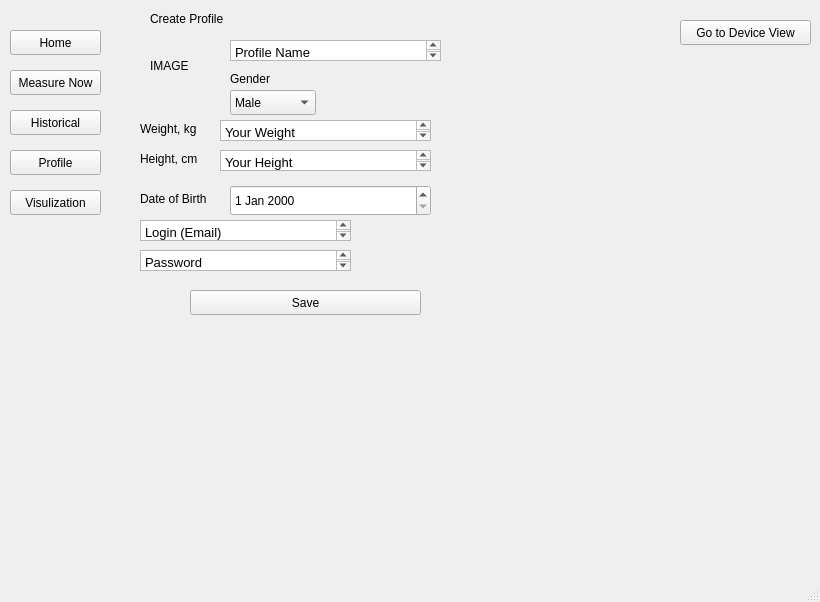
First picture: the form in RaDoTechSimulation/RaDoTechSimulation/mainwindow.ui, repository abdelshafei/Team26RaDoTechSimulation, before the edit.
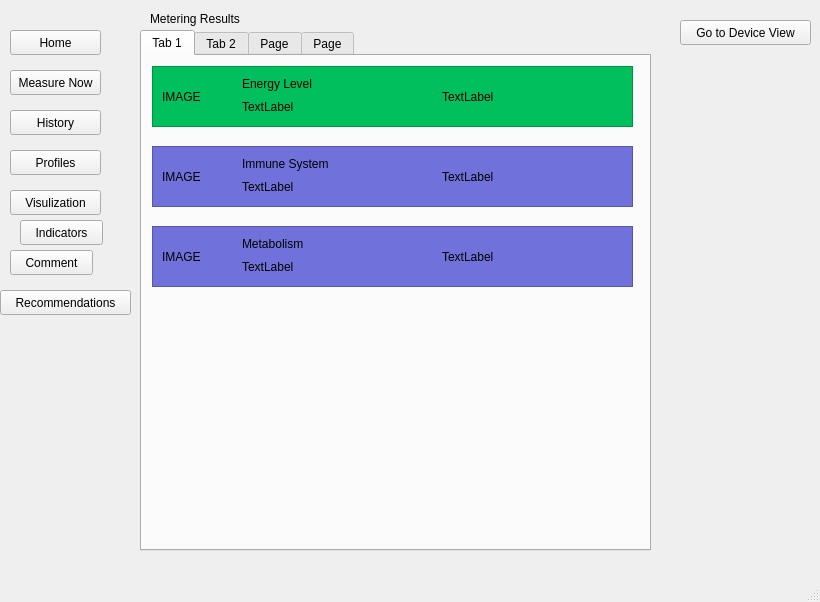
Second picture: the form after the edit. The open tabs and pages were chosen to show the change.

Commit message: Added Historical Data(presenting and algorithm later)

```diff
--- a/RaDoTechSimulation/RaDoTechSimulation/mainwindow.ui
+++ b/RaDoTechSimulation/RaDoTechSimulation/mainwindow.ui
@@ -498,6 +498,280 @@
         </property>
        </widget>
       </widget>
+      <widget class="QWidget" name="DetailedResultsPage">
+       <widget class="QLabel" name="TitleLabelMeteringResults">
+        <property name="geometry">
+         <rect>
+          <x>20</x>
+          <y>10</y>
+          <width>111</width>
+          <height>17</height>
+         </rect>
+        </property>
+        <property name="text">
+         <string>Metering Results</string>
+        </property>
+       </widget>
+       <widget class="QLabel" name="DetailedResultsLabel">
+        <property name="geometry">
+         <rect>
+          <x>20</x>
+          <y>50</y>
+          <width>491</width>
+          <height>221</height>
+         </rect>
+        </property>
+        <property name="text">
+         <string>TextLabel</string>
+        </property>
+       </widget>
+       <widget class="QTabWidget" name="ResultsTabWidget">
+        <property name="geometry">
+         <rect>
+          <x>10</x>
+          <y>30</y>
+          <width>511</width>
+          <height>521</height>
+         </rect>
+        </property>
+        <property name="currentIndex">
+         <number>0</number>
+        </property>
+        <widget class="QWidget" name="Indicators">
+         <attribute name="title">
+          <string>Tab 1</string>
+         </attribute>
+         <widget class="QFrame" name="EnergyFrame">
+          <property name="geometry">
+           <rect>
+            <x>10</x>
+            <y>10</y>
+            <width>481</width>
+            <height>61</height>
+           </rect>
+          </property>
+          <property name="styleSheet">
+           <string notr="true">background-color: rgb(0, 191, 92);</string>
+          </property>
+          <property name="frameShape">
+           <enum>QFrame::StyledPanel</enum>
+          </property>
+          <property name="frameShadow">
+           <enum>QFrame::Raised</enum>
+          </property>
+          <widget class="QLabel" name="EnergyLevelLabel">
+           <property name="geometry">
+            <rect>
+             <x>90</x>
+             <y>10</y>
+             <width>91</width>
+             <height>16</height>
+            </rect>
+           </property>
+           <property name="text">
+            <string>Energy Level</string>
+           </property>
+          </widget>
+          <widget class="QLabel" name="EnergyImage">
+           <property name="geometry">
+            <rect>
+             <x>10</x>
+             <y>10</y>
+             <width>71</width>
+             <height>41</height>
+            </rect>
+           </property>
+           <property name="text">
+            <string>IMAGE</string>
+           </property>
+          </widget>
+          <widget class="QLabel" name="EnergyRangeLabel">
+           <property name="geometry">
+            <rect>
+             <x>90</x>
+             <y>30</y>
+             <width>91</width>
+             <height>21</height>
+            </rect>
+           </property>
+           <property name="text">
+            <string>TextLabel</string>
+           </property>
+          </widget>
+          <widget class="QLabel" name="EnergyNumberLabel">
+           <property name="geometry">
+            <rect>
+             <x>290</x>
+             <y>10</y>
+             <width>141</width>
+             <height>41</height>
+            </rect>
+           </property>
+           <property name="text">
+            <string>TextLabel</string>
+           </property>
+          </widget>
+         </widget>
+         <widget class="QFrame" name="ImmuneSystemFrame">
+          <property name="geometry">
+           <rect>
+            <x>10</x>
+            <y>90</y>
+            <width>481</width>
+            <height>61</height>
+           </rect>
+          </property>
+          <property name="styleSheet">
+           <string notr="true">background-color: rgb(112, 113, 219);</string>
+          </property>
+          <property name="frameShape">
+           <enum>QFrame::StyledPanel</enum>
+          </property>
+          <property name="frameShadow">
+           <enum>QFrame::Raised</enum>
+          </property>
+          <widget class="QLabel" name="ImmuneSystemLabel">
+           <property name="geometry">
+            <rect>
+             <x>90</x>
+             <y>10</y>
+             <width>151</width>
+             <height>16</height>
+            </rect>
+           </property>
+           <property name="text">
+            <string>Immune System</string>
+           </property>
+          </widget>
+          <widget class="QLabel" name="ImmuneSystemImage">
+           <property name="geometry">
+            <rect>
+             <x>10</x>
+             <y>10</y>
+             <width>71</width>
+             <height>41</height>
+            </rect>
+           </property>
+           <property name="text">
+            <string>IMAGE</string>
+           </property>
+          </widget>
+          <widget class="QLabel" name="ImmuneSystemRangeLabel">
+           <property name="geometry">
+            <rect>
+             <x>90</x>
+             <y>30</y>
+             <width>91</width>
+             <height>21</height>
+            </rect>
+           </property>
+           <property name="text">
+            <string>TextLabel</string>
+           </property>
+          </widget>
+          <widget class="QLabel" name="ImmuneSystemNumberLabel">
+           <property name="geometry">
+            <rect>
+             <x>290</x>
+             <y>10</y>
+             <width>141</width>
+             <height>41</height>
+            </rect>
+           </property>
+           <property name="text">
+            <string>TextLabel</string>
+           </property>
+          </widget>
+         </widget>
+         <widget class="QFrame" name="MetabolismFrame">
+          <property name="geometry">
+           <rect>
+            <x>10</x>
+            <y>170</y>
+            <width>481</width>
+            <height>61</height>
+           </rect>
+          </property>
+          <property name="styleSheet">
+           <string notr="true">background-color: rgb(112, 113, 219);</string>
+          </property>
+          <property name="frameShape">
+           <enum>QFrame::StyledPanel</enum>
+          </property>
+          <property name="frameShadow">
+           <enum>QFrame::Raised</enum>
+          </property>
+          <widget class="QLabel" name="MetabolismLabel">
+           <property name="geometry">
+            <rect>
+             <x>90</x>
+             <y>10</y>
+             <width>151</width>
+             <height>16</height>
+            </rect>
+           </property>
+           <property name="text">
+            <string>Metabolism</string>
+           </property>
+          </widget>
+          <widget class="QLabel" name="MetabolismImage">
+           <property name="geometry">
+            <rect>
+             <x>10</x>
+             <y>10</y>
+             <width>71</width>
+             <height>41</height>
+            </rect>
+           </property>
+           <property name="text">
+            <string>IMAGE</string>
+           </property>
+          </widget>
+          <widget class="QLabel" name="MetabolismRangeLabel">
+           <property name="geometry">
+            <rect>
+             <x>90</x>
+             <y>30</y>
+             <width>91</width>
+             <height>21</height>
+            </rect>
+           </property>
+           <property name="text">
+            <string>TextLabel</string>
+           </property>
+          </widget>
+          <widget class="QLabel" name="MetabolismNumberLabel">
+           <property name="geometry">
+            <rect>
+             <x>290</x>
+             <y>10</y>
+             <width>141</width>
+             <height>41</height>
+            </rect>
+           </property>
+           <property name="text">
+            <string>TextLabel</string>
+           </property>
+          </widget>
+         </widget>
+        </widget>
+        <widget class="QWidget" name="Visulization">
+         <attribute name="title">
+          <string>Tab 2</string>
+         </attribute>
+        </widget>
+        <widget class="QWidget" name="Comments">
+         <attribute name="title">
+          <string>Page</string>
+         </attribute>
+        </widget>
+        <widget class="QWidget" name="Recommendation">
+         <attribute name="title">
+          <string>Page</string>
+         </attribute>
+        </widget>
+       </widget>
+      </widget>
      </widget>
      <widget class="QPushButton" name="HomePageButton">
       <property name="geometry">
@@ -535,7 +809,7 @@
        </rect>
       </property>
       <property name="text">
-       <string>Historical</string>
+       <string>History</string>
       </property>
      </widget>
      <widget class="QPushButton" name="ProfilePageButton">
@@ -548,7 +822,7 @@
        </rect>
       </property>
       <property name="text">
-       <string>Profile</string>
+       <string>Profiles</string>
       </property>
      </widget>
      <widget class="QPushButton" name="VisulizationPageButton">
@@ -564,6 +838,45 @@
        <string>Visulization</string>
       </property>
      </widget>
+     <widget class="QPushButton" name="IndicatorButton">
+      <property name="geometry">
+       <rect>
+        <x>20</x>
+        <y>220</y>
+        <width>83</width>
+        <height>25</height>
+       </rect>
+      </property>
+      <property name="text">
+       <string>Indicators</string>
+      </property>
+     </widget>
+     <widget class="QPushButton" name="CommentsButton">
+      <property name="geometry">
+       <rect>
+        <x>10</x>
+        <y>250</y>
+        <width>83</width>
+        <height>25</height>
+       </rect>
+      </property>
+      <property name="text">
+       <string>Comment</string>
+      </property>
+     </widget>
+     <widget class="QPushButton" name="RecommendationsButton">
+      <property name="geometry">
+       <rect>
+        <x>0</x>
+        <y>290</y>
+        <width>131</width>
+        <height>25</height>
+       </rect>
+      </property>
+      <property name="text">
+       <string>Recommendations</string>
+      </property>
+     </widget>
     </widget>
     <widget class="QWidget" name="AppStartPage">
      <widget class="QLabel" name="TitleLabel">
```
Left out of the diff: 30 changed lines with no effect on the pictures. The commit also changes 22 other files.
